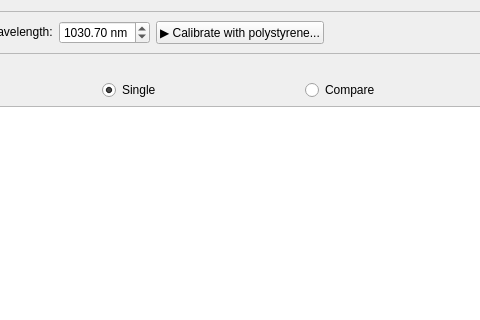
This is src/sfg_app2/app/ui/process_review_tab.ui in silanglois/SFG-App as Qt 5 draws it before an edit; both pictures show x 113 to 593 and y 0 to 320 of the 867 by 580 pixel window. The edited form follows.
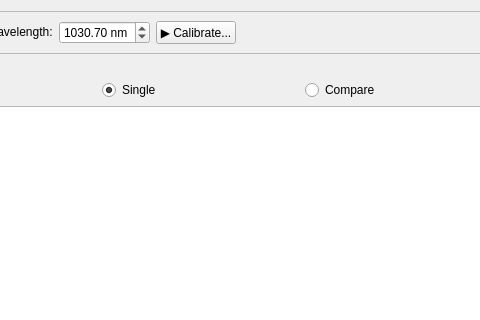
This is the edited form.

Commit message: Calibrate against any reference, not just polystyrene

What changed in the file:
```diff
--- a/src/sfg_app2/app/ui/process_review_tab.ui
+++ b/src/sfg_app2/app/ui/process_review_tab.ui
@@ -73,7 +73,7 @@
       <item>
        <widget class="QPushButton" name="calibrateButton">
         <property name="text">
-         <string>▶ Calibrate with polystyrene...</string>
+         <string>▶ Calibrate...</string>
         </property>
        </widget>
       </item>
```
The commit also changes 15 other files.
